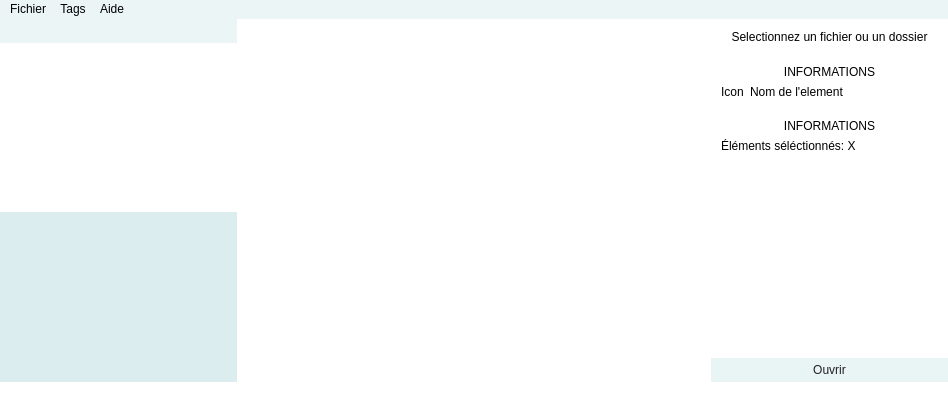
The window that MarcoPolo/mainwindow.ui (ErrOrnAmE/MarcoPolo) describes before a commit, drawn with Qt 5.
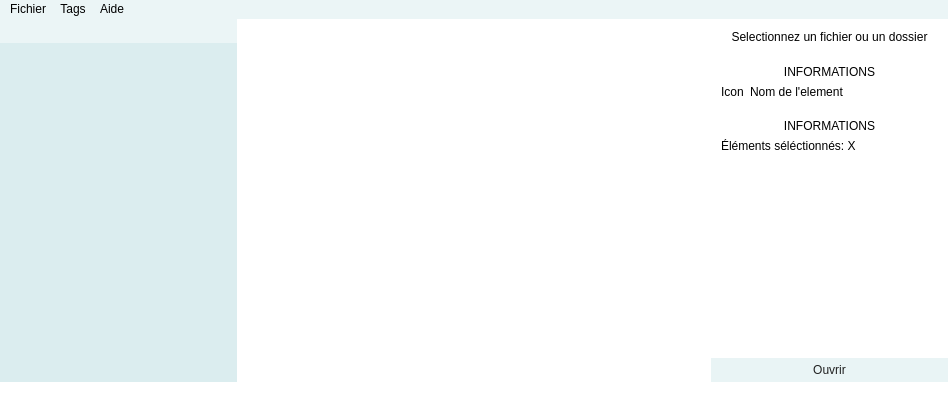
The same window after the commit. Icons and pictures are not drawn.

Patch:
```diff
--- a/MarcoPolo/mainwindow.ui
+++ b/MarcoPolo/mainwindow.ui
@@ -31,7 +31,7 @@
 	background-color : white;
 	border: 0px solide transparent;
 }
-QListWidget#listWidget, QTreeView#treeView {
+QListView#tagView, QTreeView#treeView {
 	background-color : #334ca4ae;
 }
 QMenuBar {
@@ -66,6 +66,8 @@
 	background-color : #264ca4ae;
 }
 
+QListView::item:hover {background-color : #404ca4ae;}
+QListView::item:selected {background-color : #804ca4ae; color:white}
 QTreeView::item:hover {background-color : #404ca4ae;}
 QTreeView::item:selected {background-color : #804ca4ae; color:white}
 QTableView::item:hover {background-color : #404ca4ae;}
```
Left out of the diff: 13 changed lines with no effect on the pictures.
